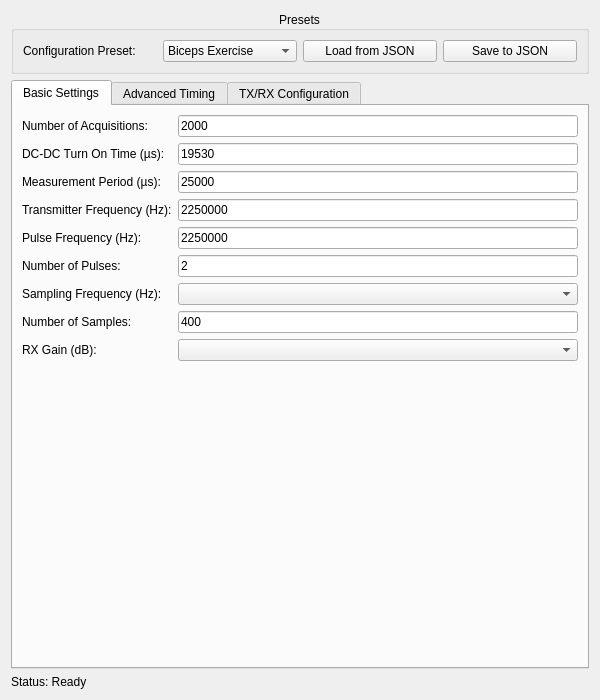
Above: biogui/resources/wulpus_config_widget.ui from pulp-bio/biogui before the change. Below: the same form after it.
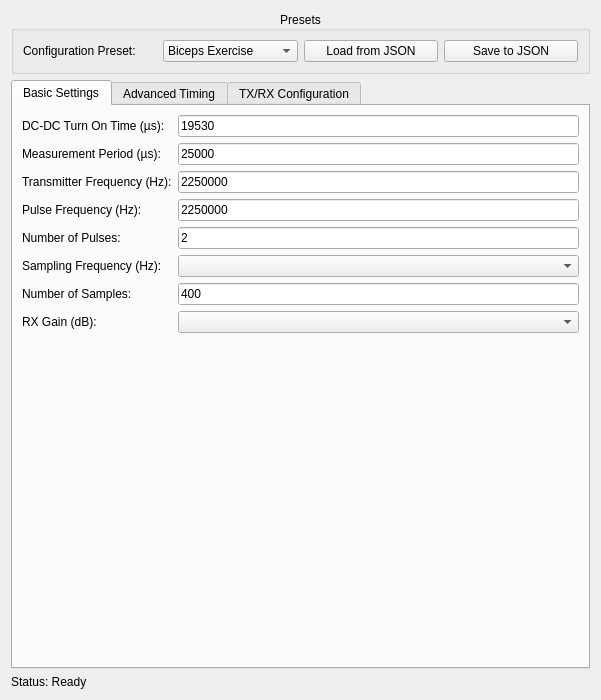
That is the form after the change.

Commit message: fixes and remove number of acquisitions

```diff
--- a/biogui/resources/wulpus_config_widget.ui
+++ b/biogui/resources/wulpus_config_widget.ui
@@ -6,7 +6,7 @@
    <rect>
     <x>0</x>
     <y>0</y>
-    <width>600</width>
+    <width>601</width>
     <height>700</height>
    </rect>
   </property>
@@ -87,23 +87,6 @@
       </attribute>
       <layout class="QFormLayout" name="basicFormLayout">
        <item row="0" column="0">
-        <widget class="QLabel" name="numAcqsLabel">
-         <property name="text">
-          <string>Number of Acquisitions:</string>
-         </property>
-         <property name="toolTip">
-          <string>Total number of acquisitions to perform (0-10000000)</string>
-         </property>
-        </widget>
-       </item>
-       <item row="0" column="1">
-        <widget class="QLineEdit" name="numAcqsLineEdit">
-         <property name="text">
-          <string>2000</string>
-         </property>
-        </widget>
-       </item>
-       <item row="1" column="0">
         <widget class="QLabel" name="dcdcTurnonLabel">
          <property name="text">
           <string>DC-DC Turn On Time (µs):</string>
@@ -113,14 +96,14 @@
          </property>
         </widget>
        </item>
-       <item row="1" column="1">
+       <item row="0" column="1">
         <widget class="QLineEdit" name="dcdcTurnonLineEdit">
          <property name="text">
           <string>19530</string>
          </property>
         </widget>
        </item>
-       <item row="2" column="0">
+       <item row="1" column="0">
         <widget class="QLabel" name="measPeriodLabel">
          <property name="text">
           <string>Measurement Period (µs):</string>
@@ -130,14 +113,14 @@
          </property>
         </widget>
        </item>
-       <item row="2" column="1">
+       <item row="1" column="1">
         <widget class="QLineEdit" name="measPeriodLineEdit">
          <property name="text">
           <string>25000</string>
          </property>
         </widget>
        </item>
-       <item row="3" column="0">
+       <item row="2" column="0">
         <widget class="QLabel" name="transFreqLabel">
          <property name="text">
           <string>Transmitter Frequency (Hz):</string>
@@ -147,14 +130,14 @@
          </property>
         </widget>
        </item>
-       <item row="3" column="1">
+       <item row="2" column="1">
         <widget class="QLineEdit" name="transFreqLineEdit">
          <property name="text">
           <string>2250000</string>
          </property>
         </widget>
        </item>
-       <item row="4" column="0">
+       <item row="3" column="0">
         <widget class="QLabel" name="pulseFreqLabel">
          <property name="text">
           <string>Pulse Frequency (Hz):</string>
@@ -164,14 +147,14 @@
          </property>
         </widget>
        </item>
-       <item row="4" column="1">
+       <item row="3" column="1">
         <widget class="QLineEdit" name="pulseFreqLineEdit">
          <property name="text">
           <string>2250000</string>
          </property>
         </widget>
        </item>
-       <item row="5" column="0">
+       <item row="4" column="0">
         <widget class="QLabel" name="numPulsesLabel">
          <property name="text">
           <string>Number of Pulses:</string>
@@ -181,14 +164,14 @@
          </property>
         </widget>
        </item>
-       <item row="5" column="1">
+       <item row="4" column="1">
         <widget class="QLineEdit" name="numPulsesLineEdit">
          <property name="text">
           <string>2</string>
          </property>
         </widget>
        </item>
-       <item row="6" column="0">
+       <item row="5" column="0">
         <widget class="QLabel" name="samplingFreqLabel">
          <property name="text">
           <string>Sampling Frequency (Hz):</string>
@@ -198,14 +181,14 @@
          </property>
         </widget>
        </item>
-       <item row="6" column="1">
+       <item row="5" column="1">
         <widget class="QComboBox" name="samplingFreqComboBox">
          <property name="toolTip">
           <string>Available sampling frequencies</string>
          </property>
         </widget>
        </item>
-       <item row="7" column="0">
+       <item row="6" column="0">
         <widget class="QLabel" name="numSamplesLabel">
          <property name="text">
           <string>Number of Samples:</string>
@@ -215,14 +198,14 @@
          </property>
         </widget>
        </item>
-       <item row="7" column="1">
+       <item row="6" column="1">
         <widget class="QLineEdit" name="numSamplesLineEdit">
          <property name="text">
           <string>400</string>
          </property>
         </widget>
        </item>
-       <item row="8" column="0">
+       <item row="7" column="0">
         <widget class="QLabel" name="rxGainLabel">
          <property name="text">
           <string>RX Gain (dB):</string>
@@ -232,7 +215,7 @@
          </property>
         </widget>
        </item>
-       <item row="8" column="1">
+       <item row="7" column="1">
         <widget class="QComboBox" name="rxGainComboBox">
          <property name="toolTip">
           <string>Available RX gain values</string>
```
Left out of the diff: 117 changed lines with no effect on the pictures. The commit also changes 4 other files.
